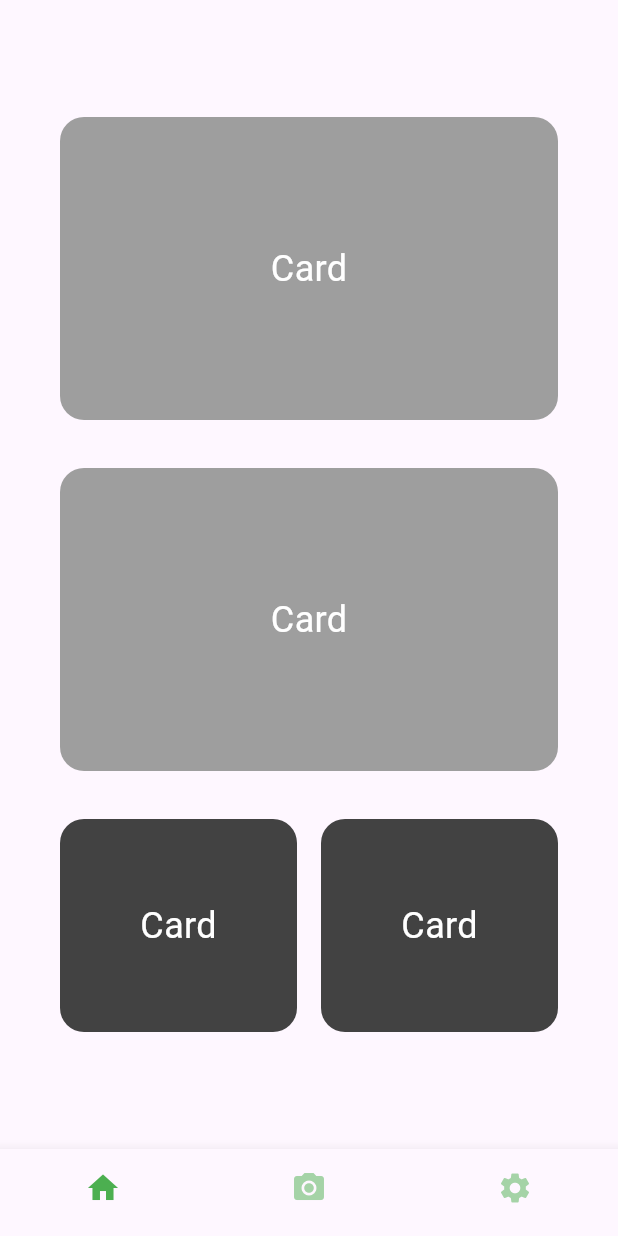
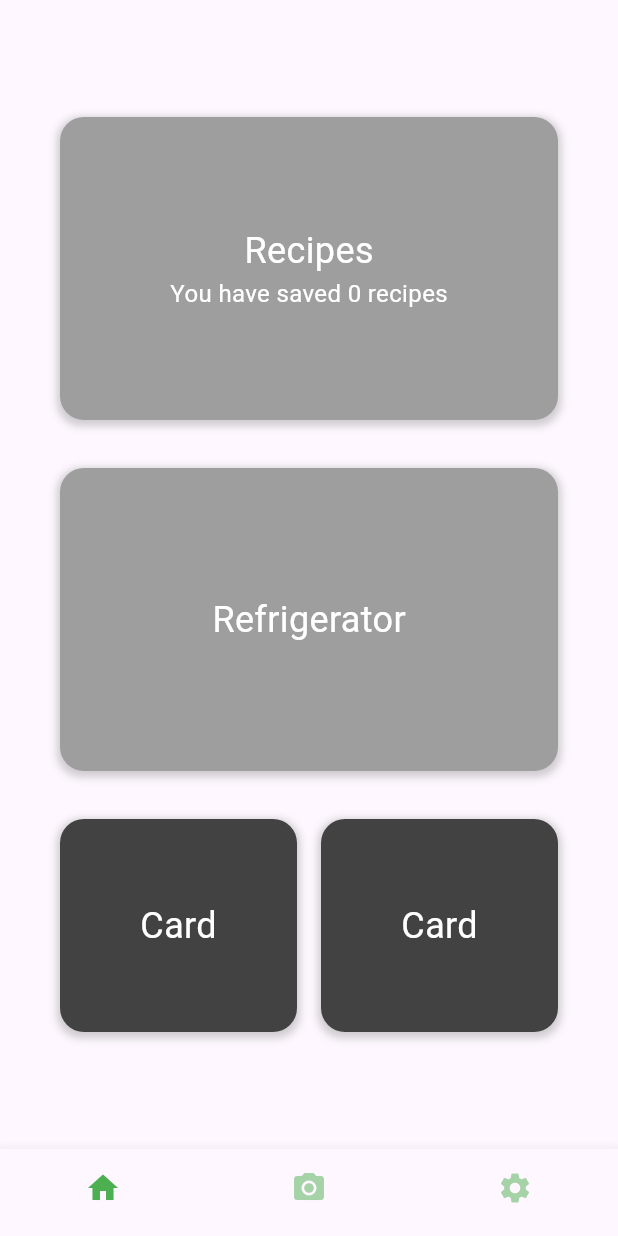
Before and after one commit to JarneLosschaert/FlavorAI, a Flutter app: the screen it shows after launch, on a phone screen of 412 x 824 dp. Run offline on Flutter 3.47's test engine with Material 2 defaults, Android fonts, the phone set to English and light mode, and no system bars.

Commit message:
Added text and box shadows

```diff
--- a/lib/main.dart
+++ b/lib/main.dart
@@ -89,11 +89,11 @@ class _HomeScreenState extends State<HomeScreen> {
         children: [
           Flexible(
             flex: 1,
-            child: LargeHomeScreenCard(),
+            child: LargeHomeScreenCard(text: "Recipes", subText: "You have saved 0 recipes",),
           ),
           Flexible(
             flex: 1,
-            child: LargeHomeScreenCard(),
+            child: LargeHomeScreenCard(text: "Refrigerator"),
           ),
           Flexible(
             flex: 1,
@@ -116,8 +116,11 @@ class _HomeScreenState extends State<HomeScreen> {
 }
 
 
-class LargeHomeScreenCard extends StatelessWidget {
-  const LargeHomeScreenCard({super.key});
+class LargeHomeScreenCard extends StatelessWidget {  // todo: combine with SmallHomeScreenCard
+  final String text;
+  final String? subText;
+
+  const LargeHomeScreenCard({super.key, required this.text, this.subText});
 
   @override
   Widget build(BuildContext context) {
@@ -125,15 +128,36 @@ class LargeHomeScreenCard extends StatelessWidget {
       margin: const EdgeInsets.symmetric(vertical: 16, horizontal: 8),
       decoration: BoxDecoration(
         borderRadius: BorderRadius.circular(16),
+        boxShadow: [
+          BoxShadow(
+            color: Colors.grey.withOpacity(0.5),
+            spreadRadius: 2,
+            blurRadius: 4,
+            offset: const Offset(0, 2),
+          ),
+        ],
         color: Colors.grey,
       ),
-      child: const Center(
-        child: Text(
-          'Card',
-          style: TextStyle(
-            fontSize: 24,
-            color: Colors.white,
-          ),
+      child: Center(
+        child: Column(
+          mainAxisAlignment: MainAxisAlignment.center,
+          children: [
+            Text(
+              text,
+              style: const TextStyle(
+                fontSize: 24,
+                color: Colors.white,
+              ),
+            ),
+            if (subText != null)
+              Text(
+                subText!,
+                style: const TextStyle(
+                  fontSize: 16,
+                  color: Colors.white,
+                ),
+              ),
+          ],
         ),
       ),
     );
@@ -149,7 +173,15 @@ class SmallHomeScreenCard extends StatelessWidget {
       margin: const EdgeInsets.symmetric(vertical: 16, horizontal: 8),
       decoration: BoxDecoration(
         borderRadius: BorderRadius.circular(16),
-        color: Color.fromARGB(255, 66, 66, 66),
+        boxShadow: [
+          BoxShadow(
+            color: Colors.grey.withOpacity(0.5),
+            spreadRadius: 2,
+            blurRadius: 4,
+            offset: const Offset(0, 2),
+          ),
+        ],
+        color: const Color.fromARGB(255, 66, 66, 66),
       ),
       child: const Center(
         child: Text(
```
